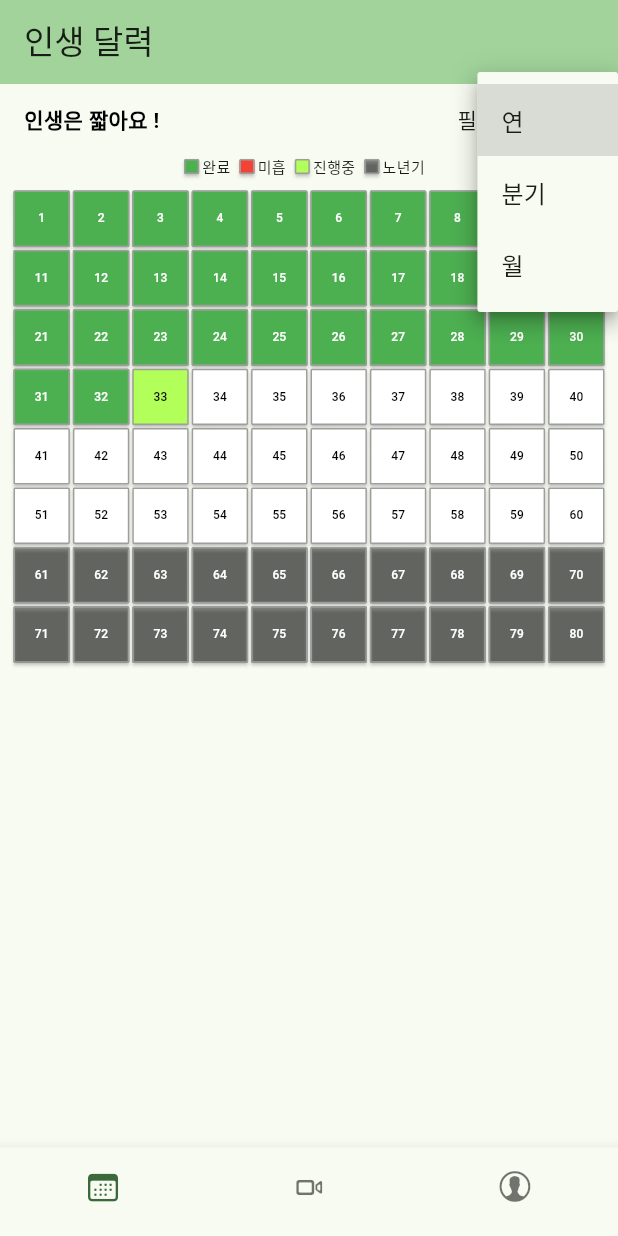
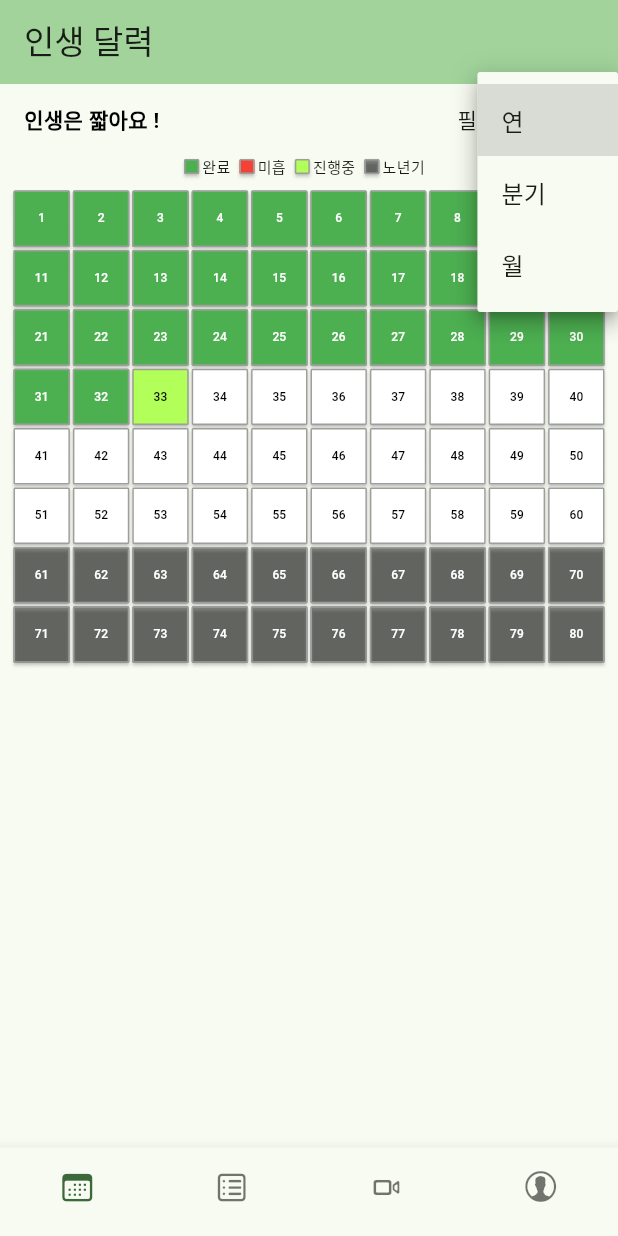
Before and after one commit to develinu/p002-life-calendar, a Flutter app: the screen it shows after launch, after a tap on an icon or button, on a phone screen of 412 x 824 dp. Run offline on Flutter 3.47's test engine with Material 2 defaults, Android fonts, the phone set to English and light mode, and no system bars; our stand-ins replace youtube_player_flutter.

Commit message:
feature : TODO 리스트 UI 작성 - BottomNav 메뉴 추가 - 날짜 관련 유틸리티 함수 추가 - DateTimeRange UI 추가

```diff
--- a/lib/components/bottom_navigation.dart
+++ b/lib/components/bottom_navigation.dart
@@ -17,6 +17,7 @@ class _BottomNavigationState extends State<BottomNavigation> {
     return Consumer<BottomNavigationService> (
         builder: (context, bottomNavigationBarService, child) {
           return BottomNavigationBar(
+            type: BottomNavigationBarType.fixed,
             showSelectedLabels: false,
             showUnselectedLabels: false,
             currentIndex: bottomNavigationBarService.selectedTabIndex,
@@ -28,6 +29,13 @@ class _BottomNavigationState extends State<BottomNavigation> {
                   // color: Color(0xff1A7F64),
                 ),
                 label: '캘린더',
+              ),
+
+              BottomNavigationBarItem(
+                icon: Icon(
+                  CupertinoIcons.square_list,
+                ),
+                label: '홈',
               ),
 
               BottomNavigationBarItem(
--- a/lib/main.dart
+++ b/lib/main.dart
@@ -4,6 +4,7 @@
 import 'package:p_002/screens/account.dart';
 import 'package:p_002/screens/calendar.dart';
 import 'package:p_002/screens/motivation.dart';
+import 'package:p_002/screens/todos.dart';
 import 'package:provider/provider.dart';
 
 void main() {
@@ -46,6 +47,7 @@
 class _MyHomePageState extends State<MyHomePage> {
   static const List<Widget> _pages = <Widget>[
     Calendar(),
+    Todos(),
     Motivation(),
     Account(),
   ];
--- /dev/null
+++ b/lib/screens/todos.dart
@@ -0,0 +1,30 @@
+import 'package:flutter/cupertino.dart';
+import 'package:flutter/material.dart';
+
+import '../utils/utils.dart';
+
+class Todos extends StatefulWidget {
+  const Todos({Key? key}) : super(key: key);
+
+  @override
+  State<Todos> createState() => _TodosState();
+}
+
+class _TodosState extends State<Todos> {
+  @override
+  Widget build(BuildContext context) {
+    var days = getDateTimeRangeListFromDeltaDays(-10, 10);
+    print(days);
+
+    return ListView.builder(
+      itemCount: days.length,
+      itemBuilder: (context, index) {
+        return Card(
+          child: ListTile(
+            title: Text(days[index].toString()),
+          ),
+        );
+      },
+    );
+  }
+}
--- /dev/null
+++ b/lib/utils/utils.dart
@@ -0,0 +1,27 @@
+// import 'package:intl/intl.dart';
+//
+// DateTime getCurrentDateTime() {
+//   var now = DateTime.now();
+//
+//   var formatter = DateFormat('yyyy-MM-dd');
+//   String formattedDate = formatter.format(now);
+//   print(formattedDate); // 2016-01-25
+//   return DateTime();
+// }
+
+DateTime getDateTimeFromDeltaDays(int deltaDays) {
+  var now = DateTime.now();
+  return now.add(Duration(days: deltaDays));
+}
+
+List<DateTime> getDateTimeRangeListFromDeltaDays(int startDeltaDays, int endDeltaDays) {
+  final startDateTime = getDateTimeFromDeltaDays(startDeltaDays);
+  final daysToGenerate = endDeltaDays - startDeltaDays + 1;
+  return List.generate(
+    daysToGenerate, (i) => DateTime(
+      startDateTime.year,
+      startDateTime.month,
+      startDateTime.day + i
+    )
+  );
+}
--- a/pubspec.yaml
+++ b/pubspec.yaml
@@ -37,6 +37,7 @@ dependencies:
   cupertino_icons: ^1.0.2
   provider: ^6.0.5
   youtube_player_flutter: ^8.1.2
+  intl: ^0.18.1
 
 dev_dependencies:
   flutter_test:
```
